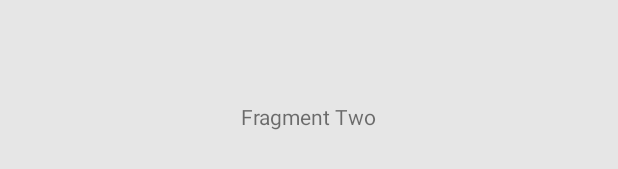
After one commit to farmstyle1/plan-me, an Android app: the layout fragment_two.xml on its own in the app's theme, with its tools: preview values and no code run, on a phone screen of 412 x 824 dp. The commit adds this screen. Shown: the part 501-670 px from the top of the screen. Run offline under Robolectric (Android 15) with nearby library versions, the phone set to English and light mode, and no system bars.

Commit message:
mod page viewer

```diff
--- /dev/null
+++ b/app/src/main/res/layout/fragment_two.xml
@@ -0,0 +1,14 @@
+<?xml version="1.0" encoding="utf-8"?>
+<RelativeLayout xmlns:android="http://schemas.android.com/apk/res/android"
+    android:layout_width="match_parent"
+    android:layout_height="match_parent"
+    android:background="#e6e6e6" >
+
+    <TextView
+        android:layout_width="wrap_content"
+        android:layout_height="wrap_content"
+        android:layout_centerHorizontal="true"
+        android:layout_centerVertical="true"
+        android:text="Fragment Two" />
+
+</RelativeLayout>
```
Also changed, not shown: app/src/main/java/com/pinbook/planme/Adapter/DayAdapter.java (added, +33 -0 lines), app/src/main/java/com/pinbook/planme/Fragment/FragmentOne.java (added, +19 -0 lines), app/src/main/java/com/pinbook/planme/Fragment/FragmentTwo.java (added, +19 -0 lines), app/src/main/java/com/pinbook/planme/MainActivity.java (+13 -3 lines), app/src/main/java/com/pinbook/planme/fragment/Day.java (deleted, +0 -38 lines), app/src/main/res/layout/activity_main.xml (+11 -8 lines), app/src/main/res/layout/fragment_day.xml (deleted, +0 -15 lines), app/src/main/res/layout/fragment_one.xml (added, +14 -0 lines), 33 other files.
